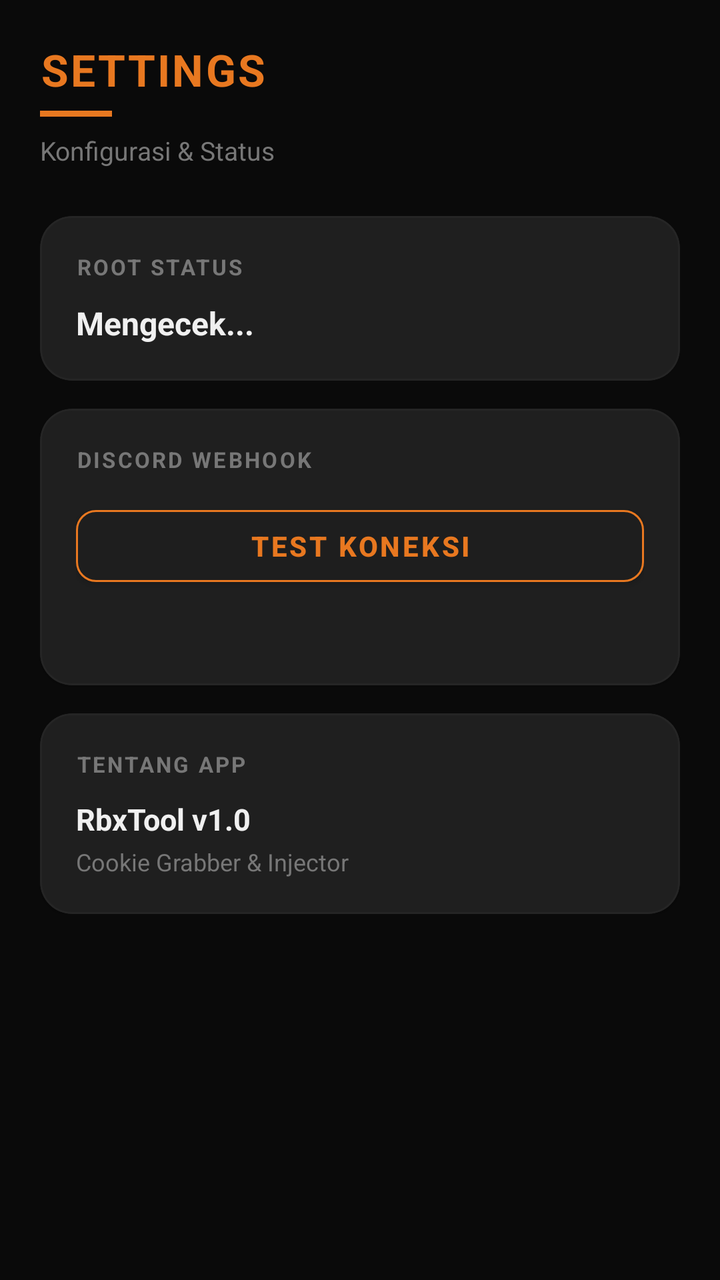
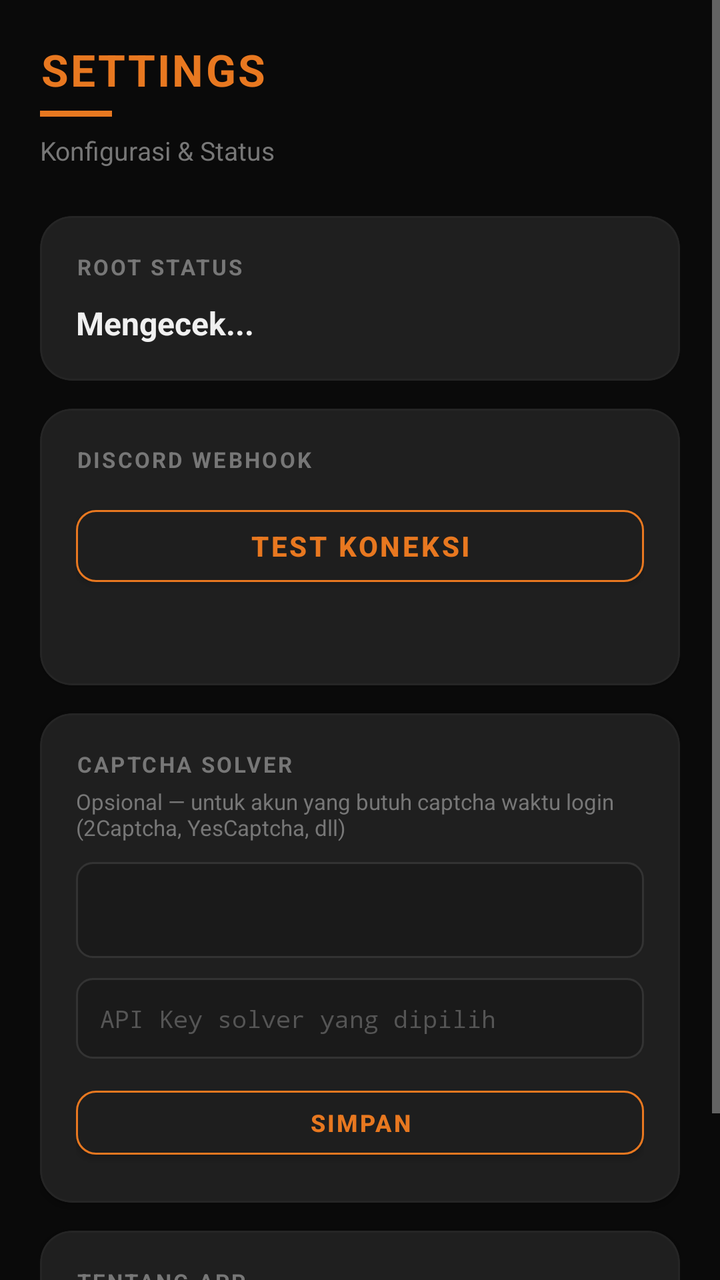

Two renders of the same Android screen: before a commit and after it. Below are the layout's source before the change and the commit's diff.
<!-- AndroidManifest.xml: application theme Theme.RbxTool -->
<!-- res/layout/fragment_settings.xml -->
<?xml version="1.0" encoding="utf-8"?>
<ScrollView xmlns:android="http://schemas.android.com/apk/res/android"
    xmlns:app="http://schemas.android.com/apk/res-auto"
    android:layout_width="match_parent"
    android:layout_height="match_parent"
    android:background="@color/background">

    <LinearLayout
        android:layout_width="match_parent"
        android:layout_height="wrap_content"
        android:orientation="vertical"
        android:padding="20dp">

        <TextView
            android:text="SETTINGS"
            android:textColor="@color/primary"
            android:textSize="22sp"
            android:textStyle="bold"
            android:letterSpacing="0.05"
            android:layout_width="wrap_content"
            android:layout_height="wrap_content"
            android:layout_marginBottom="6dp" />

        <View
            android:layout_width="36dp"
            android:layout_height="3dp"
            android:background="@color/primary"
            android:layout_marginBottom="8dp" />

        <TextView
            android:text="Konfigurasi &amp; Status"
            android:textColor="@color/on_surface_dim"
            android:textSize="13sp"
            android:layout_width="wrap_content"
            android:layout_height="wrap_content"
            android:layout_marginBottom="24dp" />

        <com.google.android.material.card.MaterialCardView
            android:layout_width="match_parent"
            android:layout_height="wrap_content"
            android:layout_marginBottom="14dp"
            app:cardBackgroundColor="@color/surface"
            app:cardCornerRadius="16dp"
            app:strokeColor="@color/divider"
            app:strokeWidth="1dp">

            <LinearLayout
                android:layout_width="match_parent"
                android:layout_height="wrap_content"
                android:orientation="vertical"
                android:padding="18dp">

                <TextView
                    android:text="ROOT STATUS"
                    android:textColor="@color/on_surface_dim"
                    android:textSize="11sp"
                    android:textStyle="bold"
                    android:letterSpacing="0.1"
                    android:layout_width="wrap_content"
                    android:layout_height="wrap_content"
                    android:layout_marginBottom="10dp" />

                <TextView
                    android:id="@+id/tvRootStatus"
                    android:layout_width="match_parent"
                    android:layout_height="wrap_content"
                    android:textSize="16sp"
                    android:textStyle="bold"
                    android:text="Mengecek..." />

            </LinearLayout>
        </com.google.android.material.card.MaterialCardView>

        <com.google.android.material.card.MaterialCardView
            android:layout_width="match_parent"
            android:layout_height="wrap_content"
            android:layout_marginBottom="14dp"
            app:cardBackgroundColor="@color/surface"
            app:cardCornerRadius="16dp"
            app:strokeColor="@color/divider"
            app:strokeWidth="1dp">

            <LinearLayout
                android:layout_width="match_parent"
                android:layout_height="wrap_content"
                android:orientation="vertical"
                android:padding="18dp">

                <TextView
                    android:text="DISCORD WEBHOOK"
                    android:textColor="@color/on_surface_dim"
                    android:textSize="11sp"
                    android:textStyle="bold"
                    android:letterSpacing="0.1"
                    android:layout_width="wrap_content"
                    android:layout_height="wrap_content"
                    android:layout_marginBottom="12dp" />

                <com.google.android.material.button.MaterialButton
                    android:id="@+id/btnTest"
                    android:layout_width="match_parent"
                    android:layout_height="48dp"
                    android:text="TEST KONEKSI"
                    android:textStyle="bold"
                    android:textColor="@color/primary"
                    app:backgroundTint="@color/surface2"
                    app:strokeColor="@color/primary"
                    app:strokeWidth="1dp"
                    app:cornerRadius="10dp" />

                <TextView
                    android:id="@+id/tvTestResult"
                    android:layout_width="match_parent"
                    android:layout_height="wrap_content"
                    android:textSize="13sp"
                    android:layout_marginTop="10dp"
                    android:text="" />

            </LinearLayout>
        </com.google.android.material.card.MaterialCardView>

        <com.google.android.material.card.MaterialCardView
            android:layout_width="match_parent"
            android:layout_height="wrap_content"
            app:cardBackgroundColor="@color/surface"
            app:cardCornerRadius="16dp"
            app:strokeColor="@color/divider"
            app:strokeWidth="1dp">

            <LinearLayout
                android:layout_width="match_parent"
                android:layout_height="wrap_content"
                android:orientation="vertical"
                android:padding="18dp">

                <TextView
                    android:text="TENTANG APP"
                    android:textColor="@color/on_surface_dim"
                    android:textSize="11sp"
                    android:textStyle="bold"
                    android:letterSpacing="0.1"
                    android:layout_width="wrap_content"
                    android:layout_height="wrap_content"
                    android:layout_marginBottom="10dp" />

                <TextView
                    android:text="RbxTool v1.0"
                    android:textColor="@color/on_surface"
                    android:textSize="15sp"
                    android:textStyle="bold"
                    android:layout_width="wrap_content"
                    android:layout_height="wrap_content" />

                <TextView
                    android:text="Cookie Grabber &amp; Injector"
                    android:textColor="@color/on_surface_dim"
                    android:textSize="12sp"
                    android:layout_width="wrap_content"
                    android:layout_height="wrap_content"
                    android:layout_marginTop="3dp" />

            </LinearLayout>
        </com.google.android.material.card.MaterialCardView>

    </LinearLayout>

</ScrollView>
<!-- resources referenced by this layout -->
<resources>
  <color name="background">#0A0A0A</color>
  <color name="divider">#252525</color>
  <color name="on_surface">#F0F0F0</color>
  <color name="on_surface_dim">#777777</color>
  <color name="primary">#E87820</color>
  <color name="surface">#141414</color>
  <color name="surface2">#1E1E1E</color>
  <style name="Theme.RbxTool" parent="Theme.MaterialComponents.NoActionBar">
          <item name="colorPrimary">@color/primary</item>
          <item name="colorPrimaryDark">@color/primary_dark</item>
          <item name="colorAccent">@color/accent</item>
          <item name="colorSurface">@color/surface</item>
          <item name="colorOnSurface">@color/on_surface</item>
          <item name="colorOnBackground">@color/on_surface</item>
          <item name="android:textColor">@color/on_surface</item>
          <item name="android:windowBackground">@color/background</item>
          <item name="android:statusBarColor">@color/background</item>
          <item name="android:navigationBarColor">@color/surface</item>
      </style>
  <color name="primary_dark">#C45F10</color>
  <color name="accent">#E87820</color>
</resources>

<!-- the commit's change to res/layout/fragment_settings.xml (unified diff, before → after) -->
@@ -122,6 +122,78 @@
         <com.google.android.material.card.MaterialCardView
             android:layout_width="match_parent"
             android:layout_height="wrap_content"
+            android:layout_marginBottom="14dp"
+            app:cardBackgroundColor="@color/surface"
+            app:cardCornerRadius="16dp"
+            app:strokeColor="@color/divider"
+            app:strokeWidth="1dp">
+
+            <LinearLayout
+                android:layout_width="match_parent"
+                android:layout_height="wrap_content"
+                android:orientation="vertical"
+                android:padding="18dp">
+
+                <TextView
+                    android:text="CAPTCHA SOLVER"
+                    android:textColor="@color/on_surface_dim"
+                    android:textSize="11sp"
+                    android:textStyle="bold"
+                    android:letterSpacing="0.1"
+                    android:layout_width="wrap_content"
+                    android:layout_height="wrap_content"
+                    android:layout_marginBottom="4dp" />
+
+                <TextView
+                    android:text="Opsional — untuk akun yang butuh captcha waktu login (2Captcha, YesCaptcha, dll)"
+                    android:textColor="@color/on_surface_dim"
+                    android:textSize="11sp"
+                    android:layout_width="wrap_content"
+                    android:layout_height="wrap_content"
+                    android:layout_marginBottom="10dp" />
+
+                <Spinner
+                    android:id="@+id/spinnerSolver"
+                    android:layout_width="match_parent"
+                    android:layout_height="48dp"
+                    android:background="@drawable/bg_input"
+                    android:paddingStart="12dp"
+                    android:paddingEnd="12dp"
+                    android:layout_marginBottom="10dp" />
+
+                <EditText
+                    android:id="@+id/etSolverKey"
+                    android:layout_width="match_parent"
+                    android:layout_height="wrap_content"
+                    android:hint="API Key solver yang dipilih"
+                    android:textColor="#F0F0F0"
+                    android:textColorHint="#555555"
+                    android:background="@drawable/bg_input"
+                    android:inputType="textNoSuggestions"
+                    android:textSize="12sp"
+                    android:padding="12dp"
+                    android:fontFamily="monospace"
+                    android:layout_marginBottom="10dp" />
+
+                <com.google.android.material.button.MaterialButton
+                    android:id="@+id/btnSaveSolver"
+                    android:layout_width="match_parent"
+                    android:layout_height="44dp"
+                    android:text="SIMPAN"
+                    android:textStyle="bold"
+                    android:textSize="12sp"
+                    android:textColor="@color/primary"
+                    app:backgroundTint="@color/surface2"
+                    app:strokeColor="@color/primary"
+                    app:strokeWidth="1dp"
+                    app:cornerRadius="10dp" />
+
+            </LinearLayout>
+        </com.google.android.material.card.MaterialCardView>
+
+        <com.google.android.material.card.MaterialCardView
+            android:layout_width="match_parent"
+            android:layout_height="wrap_content"
             app:cardBackgroundColor="@color/surface"
             app:cardCornerRadius="16dp"
             app:strokeColor="@color/divider"
<!-- resource entries referenced after the edit -->
@@ -7,6 +7,13 @@
   <color name="primary">#E87820</color>
   <color name="surface">#141414</color>
   <color name="surface2">#1E1E1E</color>
+  <!-- drawable bg_input (drawable) -->
+  <?xml version="1.0" encoding="utf-8"?>
+  <shape xmlns:android="http://schemas.android.com/apk/res/android">
+      <solid android:color="#1A1A1A"/>
+      <stroke android:width="1dp" android:color="#333333"/>
+      <corners android:radius="8dp"/>
+  </shape>
   <style name="Theme.RbxTool" parent="Theme.MaterialComponents.NoActionBar">
           <item name="colorPrimary">@color/primary</item>
           <item name="colorPrimaryDark">@color/primary_dark</item>
